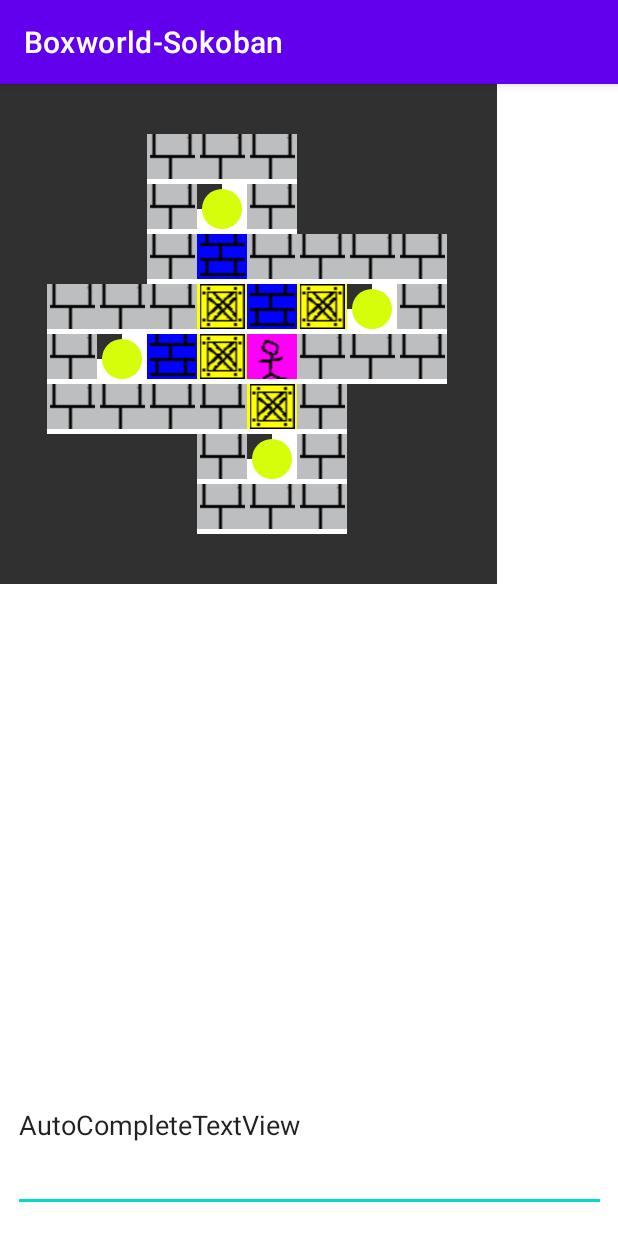
After one commit to Drymnz/Proyecto-Boxworld-Sokoban-Compiladores, an Android app: the Juego screen opened directly, with no data from a screen before it, on a phone screen of 412 x 824 dp. The commit adds this screen. Run offline under Robolectric (Android 15) with nearby library versions, the light colour scheme and no system bars.

Commit message:
primer mapa de pruevas

```diff
--- a/Android/app/build.gradle
+++ b/Android/app/build.gradle
@@ -41,4 +41,5 @@ dependencies {
     testImplementation 'junit:junit:4.13.2'
     androidTestImplementation 'androidx.test.ext:junit:1.1.5'
     androidTestImplementation 'androidx.test.espresso:espresso-core:3.5.1'
+
 }
--- a/Android/app/src/main/AndroidManifest.xml
+++ b/Android/app/src/main/AndroidManifest.xml
@@ -12,6 +12,12 @@
         android:theme="@style/Theme.BoxworldSokoban"
         tools:targetApi="31">
         <activity
+            android:name=".row_bj"
+            android:exported="false" />
+        <activity
+            android:name=".juego.Juego"
+            android:exported="false" />
+        <activity
             android:name=".MainActivity"
             android:exported="true">
             <intent-filter>
--- a/Android/app/src/main/java/com/example/boxworld_sokoban/MainActivity.kt
+++ b/Android/app/src/main/java/com/example/boxworld_sokoban/MainActivity.kt
@@ -1,11 +1,19 @@
 package com.example.boxworld_sokoban
 
+import android.content.Intent
+import android.os.Bundle
+import android.view.View
 import androidx.appcompat.app.AppCompatActivity
-import android.os.Bundle
+import com.example.boxworld_sokoban.juego.Juego
 
 class MainActivity : AppCompatActivity() {
     override fun onCreate(savedInstanceState: Bundle?) {
         super.onCreate(savedInstanceState)
         setContentView(R.layout.activity_main)
     }
+    fun irJuego(view: View){
+        val intent = Intent(this, Juego::class.java)
+        startActivity(intent)
+    }
+
 }
--- /dev/null
+++ b/Android/app/src/main/java/com/example/boxworld_sokoban/juego/Juego.kt
@@ -0,0 +1,222 @@
+package com.example.boxworld_sokoban.juego
+
+import android.graphics.Bitmap
+import android.graphics.Color
+import android.os.Bundle
+import android.view.View
+import android.widget.ImageView
+import android.widget.TableLayout
+import android.widget.TableRow
+import androidx.appcompat.app.AppCompatActivity
+import com.example.boxworld_sokoban.R
+
+import android.graphics.Canvas
+import android.graphics.Paint
+import android.graphics.drawable.BitmapDrawable
+
+class Juego : AppCompatActivity() {
+
+    private lateinit var table_game:TableLayout
+
+    private val arrayList = ArrayList<ArrayList<View>>()
+
+    override fun onCreate(savedInstanceState: Bundle?) {
+        super.onCreate(savedInstanceState)
+        setContentView(R.layout.activity_juego)
+
+        //variable assignment
+        table_game = findViewById<TableLayout>(R.id.table_game)
+
+        testFillInBox()//test
+        loadMap()//load map
+    }
+    //code for load map
+    fun loadMap(){
+        for (item in this.arrayList){
+            val row_one_pruea:TableRow = TableRow(this)
+            for(item_intern in item){
+                row_one_pruea.addView(item_intern)
+            }
+            table_game.addView(row_one_pruea)
+        }
+    }
+
+    //enter an int to select type of image to load
+    fun createBox(type:Int): View {
+        var returnBox:View = View(this)
+        when (type) {
+            1 -> // hall
+                {
+                    returnBox = ImageView(this)
+                    returnBox.setImageResource(R.drawable.hall)
+                    returnBox.setBackgroundColor(getColor(R.color.hall_color))
+                }
+            2 -> // box
+                {
+                    returnBox = ImageView(this)
+                    returnBox.setImageResource(R.drawable.box)
+                    returnBox.setBackgroundColor(getColor(R.color.box_color))
+                }
+            3 ->// target
+                {
+                    returnBox = ImageView(this)
+                    val bitmap = Bitmap.createBitmap(50, 50, Bitmap.Config.ARGB_4444)
+                    val canvas = Canvas(bitmap)
+                    var paint = Paint()
+
+                    // canvas background color
+                    paint.setColor((getColor(R.color.undefined_color)))
+                    // draw rect
+                    canvas.drawRect(0F,0F,25F, 25F, paint)
+                    //color circle
+                    paint.setColor((getColor(R.color.target_color)))
+                    // draw circle
+                    canvas.drawCircle(25F, 25F, 20F, paint)
+                    // set bitmap as background to ImageView
+                    returnBox.background = BitmapDrawable(getResources(), bitmap)
+                }
+            4->//play
+                {
+                    returnBox = ImageView(this)
+                    returnBox.setImageResource(R.drawable.play)
+                    returnBox.setBackgroundColor(getColor(R.color.player_color))
+                }
+            5 -> // brick
+                {
+                    returnBox = ImageView(this)
+                    returnBox.setImageResource(R.drawable.brick)
+                    returnBox.setBackgroundColor(getColor(R.color.brick_color))
+                }
+            6 -> // undefined
+                {
+                    returnBox = ImageView(this)
+                    val bitmap = Bitmap.createBitmap(50, 50, Bitmap.Config.ARGB_4444)
+                    val canvas = Canvas(bitmap)
+                    //color
+                    var paint = Paint()
+                    paint.setColor((getColor(R.color.undefined_color)))
+                    // draw rect
+                    canvas.drawRect(0F,0F,50F, 50F, paint)
+                    // set bitmap as background to ImageView
+                    returnBox.background = BitmapDrawable(getResources(), bitmap)
+                }
+        }
+        return returnBox
+    }
+
+    fun testFillInBox(){
+        //test in draw
+        // first row
+        val row = ArrayList<View>()
+        for (i in 0..9) {
+            row.add(createBox(6))
+        }
+        //second row
+        val row_one =ArrayList<View>()
+        for (i in 0..2) {
+            row_one.add(createBox(6))
+        }
+        for (i in 0..2) {
+            row_one.add(createBox(5))
+        }
+        for (i in 0..3) {
+            row_one.add(createBox(6))
+        }
+        //third row
+        val row_tres = ArrayList<View>()
+        for (i in 0..2) {
+            row_tres.add(createBox(6))
+        }
+        row_tres.add(createBox(5))
+        row_tres.add(createBox(3))
+        row_tres.add(createBox(5))
+        for (i in 0..3) {
+            row_tres.add(createBox(6))
+        }
+        //fourth row
+        val row_fiyrth = ArrayList<View>()
+        for (i in 0..2) {
+            row_fiyrth.add(createBox(6))
+        }
+        row_fiyrth.add(createBox(5))
+        row_fiyrth.add(createBox(1))
+        for (i in 0..3) {
+            row_fiyrth.add(createBox(5))
+        }
+        row_fiyrth.add(createBox(6))
+        //fifth row
+        val row_fifth = ArrayList<View>()
+        row_fifth.add(createBox(6))
+        for (i in 0..2) {
+            row_fifth.add(createBox(5))
+        }
+        row_fifth.add(createBox(2))
+        row_fifth.add(createBox(1))
+        row_fifth.add(createBox(2))
+        row_fifth.add(createBox(3))
+        row_fifth.add(createBox(5))
+        row_fifth.add(createBox(6))
+
+        //sixth row
+        val row_sixth = ArrayList<View>()
+        row_sixth.add(createBox(6))
+        row_sixth.add(createBox(5))
+        row_sixth.add(createBox(3))
+        row_sixth.add(createBox(1))
+        row_sixth.add(createBox(2))
+        row_sixth.add(createBox(4))
+        row_sixth.add(createBox(5))
+        row_sixth.add(createBox(5))
+        row_sixth.add(createBox(5))
+        row_sixth.add(createBox(6))
+        //siventh row
+        val row_siventh = ArrayList<View>()
+        row_siventh.add(createBox(6))
+        for (i in 0..3) {
+            row_siventh.add(createBox(5))
+        }
+        row_siventh.add(createBox(2))
+        row_siventh.add(createBox(5))
+        for (i in 0..2) {
+            row_siventh.add(createBox(6))
+        }
+        //eighth row
+        val row_eighth = ArrayList<View>()
+        for (i in 0..3) {
+            row_eighth.add(createBox(6))
+        }
+        row_eighth.add(createBox(5))
+        row_eighth.add(createBox(3))
+        row_eighth.add(createBox(5))
+        for (i in 0..2) {
+            row_eighth.add(createBox(6))
+        }
+        //ninth row
+        val row_ninth = ArrayList<View>()
+        for (i in 0..3) {
+            row_ninth.add(createBox(6))
+        }
+        for (i in 0..2) {
+            row_ninth.add(createBox(5))
+        }
+        for (i in 0..2) {
+            row_ninth.add(createBox(6))
+        }
+        //tenth row
+        val row_tenth = ArrayList<View>()
+        for (i in 0..9) {
+            row_tenth.add(createBox(6))
+        }
+
+        this.arrayList.add(row)
+        this.arrayList.add(row_one)
+        this.arrayList.add(row_tres)
+        this.arrayList.add(row_fiyrth)
+        this.arrayList.add(row_fifth)
+        this.arrayList.add(row_sixth)
+        this.arrayList.add(row_siventh)
+        this.arrayList.add(row_eighth)
+        this.arrayList.add(row_ninth)
+        this.arrayList.add(row_tenth)
+    }
+}
--- /dev/null
+++ b/Android/app/src/main/res/layout/activity_juego.xml
@@ -0,0 +1,42 @@
+<?xml version="1.0" encoding="utf-8"?>
+<androidx.constraintlayout.widget.ConstraintLayout xmlns:android="http://schemas.android.com/apk/res/android"
+    xmlns:app="http://schemas.android.com/apk/res-auto"
+    xmlns:tools="http://schemas.android.com/tools"
+    android:layout_width="match_parent"
+    android:layout_height="match_parent"
+    tools:context=".juego.Juego">
+
+    <ScrollView
+        android:id="@+id/scroll_V"
+        android:layout_width="418dp"
+        android:layout_height="571dp"
+        android:layout_weight="1"
+        android:scrollbars="none"
+        app:layout_constraintEnd_toEndOf="parent"
+        app:layout_constraintStart_toStartOf="parent"
+        app:layout_constraintTop_toTopOf="parent">
+
+        <HorizontalScrollView
+            android:id="@+id/scroll_H"
+            android:layout_width="match_parent"
+            android:layout_height="fill_parent"
+            android:fadeScrollbars="false">
+
+            <TableLayout
+                android:id="@+id/table_game"
+                android:layout_width="match_parent"
+                android:layout_height="wrap_content" />
+        </HorizontalScrollView>
+    </ScrollView>
+
+    <AutoCompleteTextView
+        android:id="@+id/autoCompleteTextView"
+        android:layout_width="395dp"
+        android:layout_height="116dp"
+        android:layout_marginBottom="16dp"
+        android:text="AutoCompleteTextView"
+        app:layout_constraintBottom_toBottomOf="parent"
+        app:layout_constraintEnd_toEndOf="parent"
+        app:layout_constraintStart_toStartOf="parent" />
+
+</androidx.constraintlayout.widget.ConstraintLayout>
--- a/Android/app/src/main/res/layout/activity_main.xml
+++ b/Android/app/src/main/res/layout/activity_main.xml
@@ -6,13 +6,15 @@
     android:layout_height="match_parent"
     tools:context=".MainActivity">
 
-    <TextView
+    <Button
+        android:id="@+id/BotonCompiladorActivity"
         android:layout_width="wrap_content"
         android:layout_height="wrap_content"
-        android:text="Hello World!"
+        android:layout_marginBottom="36dp"
+        android:onClick="irJuego"
+        android:text="@string/booton_activity_main_compilar"
         app:layout_constraintBottom_toBottomOf="parent"
         app:layout_constraintEnd_toEndOf="parent"
-        app:layout_constraintStart_toStartOf="parent"
-        app:layout_constraintTop_toTopOf="parent" />
-
+        app:layout_constraintHorizontal_bias="0.498"
+        app:layout_constraintStart_toStartOf="parent" />
 </androidx.constraintlayout.widget.ConstraintLayout>
--- /dev/null
+++ b/Android/app/src/main/res/layout/row_game.xml
@@ -0,0 +1,12 @@
+<?xml version="1.0" encoding="utf-8"?>
+<androidx.constraintlayout.widget.ConstraintLayout xmlns:android="http://schemas.android.com/apk/res/android"
+    xmlns:tools="http://schemas.android.com/tools"
+    android:layout_width="match_parent"
+    android:layout_height="match_parent">
+
+    <TableRow
+        android:layout_width="409dp"
+        android:layout_height="225dp"
+        tools:layout_editor_absoluteX="1dp"
+        tools:layout_editor_absoluteY="1dp" />
+</androidx.constraintlayout.widget.ConstraintLayout>
--- a/Android/app/src/main/res/values/colors.xml
+++ b/Android/app/src/main/res/values/colors.xml
@@ -7,4 +7,14 @@
     <color name="teal_700">#FF018786</color>
     <color name="black">#FF000000</color>
     <color name="white">#FFFFFFFF</color>
+
+    !para el juego
+    <color name="box_color">#ffff00</color>
+    <color name="box_on_target_color">#fe0002</color>
+    <color name="target_color">#d6fe0a</color>
+    <color name="brick_color">#bdbebf</color>
+    <color name="hall_color">#0001ff</color>
+    <color name="undefined_color">#303030</color>
+    <color name="player_color">#ff00f7</color>
+
 </resources>
--- a/Android/app/src/main/res/values/strings.xml
+++ b/Android/app/src/main/res/values/strings.xml
@@ -1,3 +1,9 @@
 <resources>
+    ! -- texto para usar --
     <string name="app_name">Boxworld-Sokoban</string>
+    <string name="booton_activity_main_compilar">Ir al al juego</string>
+
+    ! lista de id
+    <string name="id_boton_compilador_main">BotonCompiladorActivity</string>
+
 </resources>
```
Also changed, not shown: Android/app/src/main/res/drawable/box.png (added), Android/app/src/main/res/drawable/brick.png (added), Android/app/src/main/res/drawable/hall.png (added), Android/app/src/main/res/drawable/play.png (added).
